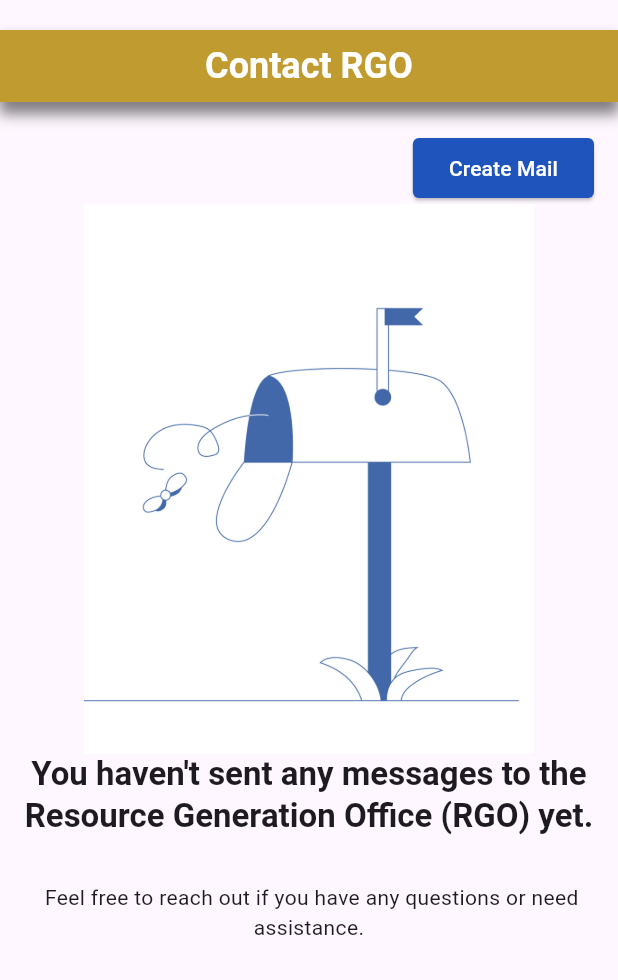
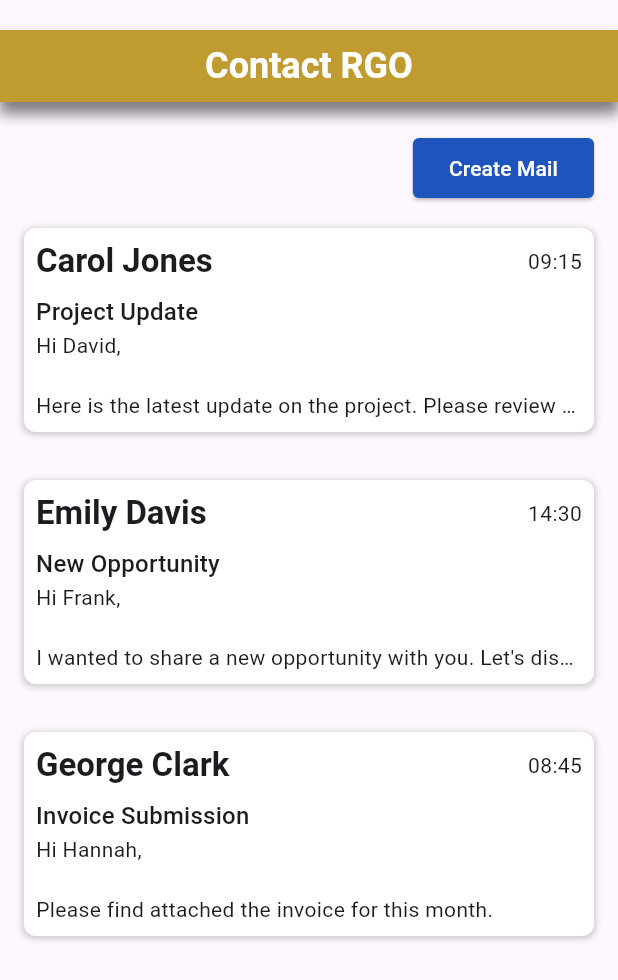
Before and after one commit to Malaga-Karl/scholarship_mobile, a Flutter app: the ContactPage screen opened directly with empty values, on a phone screen of 412 x 824 dp. Shown: the top 980 px of the screen. Run offline on Flutter 3.47's test engine with Material 3 defaults, Android fonts, the phone set to English and light mode, and no system bars.

Commit message:
many messages

```diff
--- /dev/null
+++ b/lib/data/mailData.dart
@@ -0,0 +1,34 @@
+import '../models/emailInfo.dart';
+import '../models/mail.dart';
+
+class MailData {
+
+final mailList = [
+  Mail(
+    id: "2",
+    sender: EmailInfo(name: "Carol Jones", email: "carol.jones@example.com"),
+    receiver: EmailInfo(name: "David Brown", email: "david.brown@example.com"),
+    sentTime: "09:15",
+    subject: "Project Update",
+    cc: ["alice.smith@example.com"],
+    body: "Hi David,\n\nHere is the latest update on the project. Please review and let me know your thoughts.\n\nRegards,\nCarol",
+  ),
+  Mail(
+    id: "3",
+    sender: EmailInfo(name: "Emily Davis", email: "emily.davis@example.com"),
+    receiver: EmailInfo(name: "Frank Harris", email: "frank.harris@example.com"),
+    sentTime: "14:30",
+    subject: "New Opportunity",
+    body: "Hi Frank,\n\nI wanted to share a new opportunity with you. Let's discuss it further in our next meeting.\n\nBest,\nEmily",
+  ),
+  Mail(
+    id: "4",
+    sender: EmailInfo(name: "George Clark", email: "george.clark@example.com"),
+    receiver: EmailInfo(name: "Hannah Lee", email: "hannah.lee@example.com"),
+    sentTime: "08:45",
+    subject: "Invoice Submission",
+    cc: ["alice.smith@example.com", "bob.johnson@example.com"],
+    body: "Hi Hannah,\n\nPlease find attached the invoice for this month.\n\nThank you,\nGeorge",
+  ),
+];
+}
--- /dev/null
+++ b/lib/models/emailInfo.dart
@@ -0,0 +1,9 @@
+class EmailInfo {
+  final String name;
+  final String email;
+
+  EmailInfo({
+    required this.name,
+    required this.email,
+  });
+}
--- /dev/null
+++ b/lib/models/mail.dart
@@ -0,0 +1,21 @@
+import 'emailInfo.dart';
+
+class Mail {
+  final String id;
+  final EmailInfo sender;
+  final EmailInfo receiver;
+  final String sentTime;
+  final String subject;
+  final List<String>? cc;
+  final String body;
+
+  Mail({
+    required this.id,
+    required this.sender,
+    required this.receiver,
+    required this.sentTime,
+    required this.subject,
+    this.cc,
+    required this.body,
+  });
+}
--- a/lib/screens/Contact.dart
+++ b/lib/screens/Contact.dart
@@ -1,6 +1,8 @@
 import 'package:flutter/material.dart';
 import 'package:scholarhip_mobile/components/CustomBanner.dart';
+import 'package:scholarhip_mobile/models/mail.dart';
 import '../colors.dart';
+import '../data/mailData.dart';
 
 class ContactPage extends StatelessWidget {
   final VoidCallback onCreateMailPressed;
@@ -9,7 +11,8 @@ class ContactPage extends StatelessWidget {
 
   @override
   Widget build(BuildContext context) {
-    bool hasMessage = false;
+    // bool hasMessage = false;
+    List<Mail>? mailList = MailData().mailList;
 
     return Scaffold(
       body: Column(
@@ -34,9 +37,7 @@ class ContactPage extends StatelessWidget {
               ),
             ),
           ),
-          Visibility(
-            visible: !hasMessage,
-            child: Column(
+          if (mailList.isEmpty) Column(
             children: [
               Image.asset('assets/emptyMail.png', width: 300),
               Text(
@@ -52,6 +53,62 @@ class ContactPage extends StatelessWidget {
                 textAlign: TextAlign.center,
               ),
             ],
+          ) else Expanded(
+            child: SingleChildScrollView(
+              child: Column(
+                children: mailList.map((mail) =>
+                  Padding(
+                    padding: const EdgeInsets.all(16),
+                    child: InkWell(
+                      onTap: (){},
+                      child: Container(
+                        decoration: BoxDecoration(
+                          color: Colors.white, // Ensure the background color is set
+                          boxShadow: [
+                            BoxShadow(
+                              color: Colors.grey.withOpacity(0.5),
+                              spreadRadius: 1,
+                              blurRadius: 3,
+                              offset: Offset(0, 1), // changes position of shadow
+                            ),
+                          ],
+                          borderRadius: BorderRadius.circular(8), // Optional: rounded corners
+                        ),
+                        child: Padding(
+                          padding: const EdgeInsets.all(8.0),
+                          child: Column(
+                            crossAxisAlignment: CrossAxisAlignment.start,
+                            children: [
+                              Row(
+                                mainAxisAlignment: MainAxisAlignment.spaceBetween,
+                                children: [
+                                  Text(
+                                    mail.sender.name,
+                                    style: Theme.of(context).textTheme.titleLarge?.copyWith(fontWeight: FontWeight.bold),
+                                  ),
+                                  Text(mail.sentTime),
+                                ],
+                              ),
+                              SizedBox(height: 8,),
+                              Text(
+                                mail.subject,
+                                textAlign: TextAlign.left,
+                                style: Theme.of(context).textTheme.titleMedium,
+                              ),
+                              Text(
+                                mail.body,
+                                maxLines: 3,
+                                overflow: TextOverflow.ellipsis,
+                              ),
+                            ],
+                          ),
+                        ),
+                      ),
+                    )
+
+                  )
+                ).toList(),
+              ),
             ),
           ),
         ],
```
Lines whose indentation alone changed are shown as unchanged.
